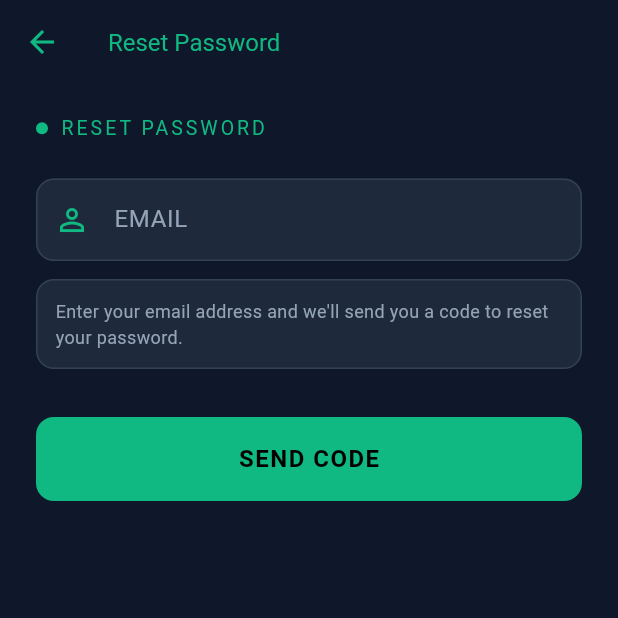
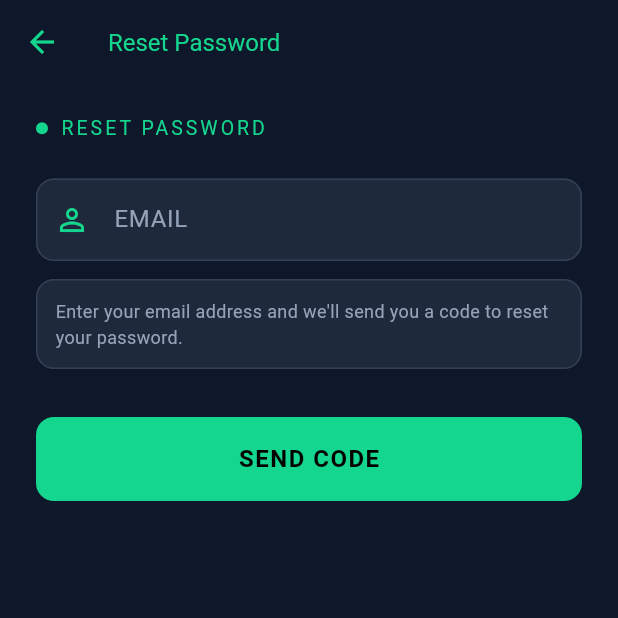
Before and after one commit to JM0rg/HackTracker, a Flutter app: the screen it shows after launch, after a tap on "FORGOT PASSWORD?", on a phone screen of 412 x 824 dp, the top half of it. Run offline on Flutter 3.47's test engine with Material 3 defaults, Android fonts, the phone set to English and light mode, and no system bars; our stand-ins replace google_fonts; missing offline and left inert: amplify_auth_cognito, amplify_flutter; Roboto replaces fonts that are missing (Tektur).

Commit message:
refactor colors on UI, implement auth

```diff
--- a/app/lib/auth_screen.dart
+++ b/app/lib/auth_screen.dart
@@ -4,6 +4,8 @@ import 'package:flutter/material.dart';
 import 'package:google_fonts/google_fonts.dart';
 import 'config/app_config.dart';
 import 'screens/home_screen.dart';
+import 'theme/app_theme.dart';
+import 'theme/app_colors.dart';
 
 class HackTrackerApp extends StatefulWidget {
   const HackTrackerApp({super.key});
@@ -39,78 +41,13 @@ class _HackTrackerAppState extends State<HackTrackerApp> {
     return MaterialApp(
       title: 'HackTracker',
       debugShowCheckedModeBanner: false,
-      theme: ThemeData(
-        brightness: Brightness.dark,
-        scaffoldBackgroundColor: const Color(0xFF0F172A),
-        colorScheme: const ColorScheme.dark(
-          primary: Color(0xFF10B981),
-          secondary: Color(0xFF34D399),
-          surface: Color(0xFF1E293B),
-          background: Color(0xFF0F172A),
-          onPrimary: Colors.black,
-          onSecondary: Colors.black,
-          onSurface: Color(0xFFE2E8F0),
-          onBackground: Color(0xFFE2E8F0),
-        ),
-        textTheme: GoogleFonts.tekturTextTheme(ThemeData.dark().textTheme).apply(
-          bodyColor: const Color(0xFFE2E8F0),
-          displayColor: const Color(0xFF10B981),
-        ),
-        inputDecorationTheme: InputDecorationTheme(
-          filled: true,
-          fillColor: const Color(0xFF1E293B),
-          contentPadding: const EdgeInsets.symmetric(horizontal: 16, vertical: 16),
-          border: OutlineInputBorder(
-            borderRadius: BorderRadius.circular(12),
-            borderSide: const BorderSide(color: Color(0xFF334155)),
-          ),
-          enabledBorder: OutlineInputBorder(
-            borderRadius: BorderRadius.circular(12),
-            borderSide: const BorderSide(color: Color(0xFF334155)),
-          ),
-          focusedBorder: OutlineInputBorder(
-            borderRadius: BorderRadius.circular(12),
-            borderSide: const BorderSide(color: Color(0xFF10B981), width: 2),
-          ),
-          errorBorder: OutlineInputBorder(
-            borderRadius: BorderRadius.circular(12),
-            borderSide: const BorderSide(color: Colors.red),
-          ),
-          labelStyle: const TextStyle(color: Color(0xFF94A3B8)),
-          hintStyle: const TextStyle(color: Color(0xFF64748B)),
-        ),
-        elevatedButtonTheme: ElevatedButtonThemeData(
-          style: ElevatedButton.styleFrom(
-            backgroundColor: const Color(0xFF10B981),
-            foregroundColor: Colors.black,
-            padding: const EdgeInsets.symmetric(vertical: 18),
-            textStyle: GoogleFonts.tektur(
-              fontSize: 16,
-              fontWeight: FontWeight.w600,
-              letterSpacing: 1,
-            ),
-            shape: RoundedRectangleBorder(
-              borderRadius: BorderRadius.circular(12),
-            ),
-            elevation: 0,
-          ),
-        ),
-        textButtonTheme: TextButtonThemeData(
-          style: TextButton.styleFrom(
-            foregroundColor: const Color(0xFF10B981),
-            textStyle: GoogleFonts.tektur(
-              fontSize: 14,
-              fontWeight: FontWeight.w500,
-            ),
-          ),
-        ),
-      ),
+      theme: AppTheme.darkTheme,
       home: _amplifyConfigured
           ? const AuthGate()
-          : const Scaffold(
+          : Scaffold(
               body: Center(
                 child: CircularProgressIndicator(
-                  color: Color(0xFF10B981),
+                  color: AppColors.primary,
                 ),
               ),
             ),
@@ -128,10 +65,10 @@ class AuthGate extends StatelessWidget {
       future: Amplify.Auth.fetchAuthSession(),
       builder: (context, snapshot) {
         if (snapshot.connectionState == ConnectionState.waiting) {
-          return const Scaffold(
+          return Scaffold(
             body: Center(
               child: CircularProgressIndicator(
-                color: Color(0xFF10B981),
+                color: AppColors.primary,
               ),
             ),
           );
@@ -218,7 +155,7 @@ class _LoginScreenState extends State<LoginScreen> {
               Container(
                 padding: const EdgeInsets.all(24),
                 decoration: BoxDecoration(
-                  border: Border.all(color: const Color(0xFF10B981), width: 2),
+                  border: Border.all(color: AppColors.primary, width: 2),
                   borderRadius: BorderRadius.circular(12),
                 ),
                 child: Column(
@@ -228,7 +165,7 @@ class _LoginScreenState extends State<LoginScreen> {
                       style: GoogleFonts.tektur(
                         fontSize: 28,
                         fontWeight: FontWeight.bold,
-                        color: const Color(0xFF10B981),
+                        color: AppColors.primary,
                         letterSpacing: 2,
                       ),
                     ),
@@ -237,7 +174,7 @@ class _LoginScreenState extends State<LoginScreen> {
                       'Slowpitch Stats Tracking',
                       style: GoogleFonts.tektur(
                         fontSize: 11,
-                        color: const Color(0xFF64748B),
+                        color: AppColors.textTertiary,
                         letterSpacing: 1,
                       ),
                     ),
@@ -252,7 +189,7 @@ class _LoginScreenState extends State<LoginScreen> {
                     width: 8,
                     height: 8,
                     decoration: const BoxDecoration(
-                      color: Color(0xFF10B981),
+                      color: AppColors.primary,
                       shape: BoxShape.circle,
                     ),
                   ),
@@ -261,7 +198,7 @@ class _LoginScreenState extends State<LoginScreen> {
                     'LOG IN',
                     style: GoogleFonts.tektur(
                       fontSize: 13,
-                      color: const Color(0xFF10B981),
+                      color: AppColors.primary,
                       letterSpacing: 2,
                     ),
                   ),
@@ -273,7 +210,7 @@ class _LoginScreenState extends State<LoginScreen> {
                 controller: _emailController,
                 decoration: const InputDecoration(
                   labelText: 'EMAIL',
-                  prefixIcon: Icon(Icons.person_outline, color: Color(0xFF10B981)),
+                  prefixIcon: Icon(Icons.person_outline, color: AppColors.primary),
                 ),
                 keyboardType: TextInputType.emailAddress,
                 autocorrect: false,
@@ -286,11 +223,11 @@ class _LoginScreenState extends State<LoginScreen> {
                 controller: _passwordController,
                 decoration: InputDecoration(
                   labelText: 'PASSWORD',
-                  prefixIcon: const Icon(Icons.lock_outline, color: Color(0xFF10B981)),
+                  prefixIcon: const Icon(Icons.lock_outline, color: AppColors.primary),
                   suffixIcon: IconButton(
                     icon: Icon(
                       _obscurePassword ? Icons.visibility_off : Icons.visibility,
-                      color: const Color(0xFF64748B),
+                      color: AppColors.textTertiary,
                     ),
                     onPressed: () {
                       setState(() {
@@ -369,18 +306,18 @@ class _LoginScreenState extends State<LoginScreen> {
               // Divider
               Row(
                 children: [
-                  Expanded(child: Divider(color: const Color(0xFF334155))),
+                  Expanded(child: Divider(color: AppColors.border)),
                   Padding(
                     padding: const EdgeInsets.symmetric(horizontal: 16),
                     child: Text(
                       'OR',
                       style: GoogleFonts.tektur(
-                        color: const Color(0xFF64748B),
+                        color: AppColors.textTertiary,
                         fontSize: 12,
                       ),
                     ),
                   ),
-                  Expanded(child: Divider(color: const Color(0xFF334155))),
+                  Expanded(child: Divider(color: AppColors.border)),
                 ],
               ),
               const SizedBox(height: 24),
@@ -485,7 +422,7 @@ class _SignUpScreenState extends State<SignUpScreen> {
     });
 
     try {
-      final result = await Amplify.Auth.signUp(
+      await Amplify.Auth.signUp(
         username: _emailController.text.trim(),
         password: _passwordController.text,
         options: SignUpOptions(
@@ -519,10 +456,10 @@ class _SignUpScreenState extends State<SignUpScreen> {
       context: context,
       barrierDismissible: false,
       builder: (context) => AlertDialog(
-        backgroundColor: const Color(0xFF1E293B),
+        backgroundColor: AppColors.surface,
         title: Text(
           'Success',
-          style: GoogleFonts.tektur(color: const Color(0xFF10B981)),
+          style: GoogleFonts.tektur(color: AppColors.primary),
         ),
         content: Text(
           message,
@@ -545,16 +482,16 @@ class _SignUpScreenState extends State<SignUpScreen> {
   Widget build(BuildContext context) {
     return Scaffold(
       appBar: AppBar(
-        backgroundColor: const Color(0xFF0F172A),
+        backgroundColor: AppColors.background,
         elevation: 0,
         leading: IconButton(
-          icon: const Icon(Icons.arrow_back, color: Color(0xFF10B981)),
+          icon: const Icon(Icons.arrow_back, color: AppColors.primary),
           onPressed: () => Navigator.pop(context),
         ),
         title: Text(
           'Sign Up',
           style: GoogleFonts.tektur(
-            color: const Color(0xFF10B981),
+            color: AppColors.primary,
             fontSize: 16,
           ),
         ),
@@ -572,7 +509,7 @@ class _SignUpScreenState extends State<SignUpScreen> {
                     width: 8,
                     height: 8,
                     decoration: const BoxDecoration(
-                      color: Color(0xFF10B981),
+                      color: AppColors.primary,
                       shape: BoxShape.circle,
                     ),
                   ),
@@ -581,7 +518,7 @@ class _SignUpScreenState extends State<SignUpScreen> {
                     'SIGN UP',
                     style: GoogleFonts.tektur(
                       fontSize: 13,
-                      color: const Color(0xFF10B981),
+                      color: AppColors.primary,
                       letterSpacing: 2,
                     ),
                   ),
@@ -593,7 +530,7 @@ class _SignUpScreenState extends State<SignUpScreen> {
                 controller: _firstNameController,
                 decoration: const InputDecoration(
                   labelText: 'FIRST NAME',
-                  prefixIcon: Icon(Icons.person_outline, color: Color(0xFF10B981)),
+                  prefixIcon: Icon(Icons.person_outline, color: AppColors.primary),
                 ),
                 textCapitalization: TextCapitalization.words,
                 style: GoogleFonts.tektur(fontSize: 15),
@@ -604,7 +541,7 @@ class _SignUpScreenState extends State<SignUpScreen> {
                 controller: _lastNameController,
                 decoration: const InputDecoration(
                   labelText: 'LAST NAME',
-                  prefixIcon: Icon(Icons.person_outline, color: Color(0xFF10B981)),
+                  prefixIcon: Icon(Icons.person_outline, color: AppColors.primary),
                 ),
                 textCapitalization: TextCapitalization.words,
                 style: GoogleFonts.tektur(fontSize: 15),
@@ -615,7 +552,7 @@ class _SignUpScreenState extends State<SignUpScreen> {
                 controller: _emailController,
                 decoration: const InputDecoration(
                   labelText: 'EMAIL',
-                  prefixIcon: Icon(Icons.email_outlined, color: Color(0xFF10B981)),
+                  prefixIcon: Icon(Icons.email_outlined, color: AppColors.primary),
                 ),
                 keyboardType: TextInputType.emailAddress,
                 autocorrect: false,
@@ -628,11 +565,11 @@ class _SignUpScreenState extends State<SignUpScreen> {
                 controller: _passwordController,
                 decoration: InputDecoration(
                   labelText: 'PASSWORD',
-                  prefixIcon: const Icon(Icons.lock_outline, color: Color(0xFF10B981)),
+                  prefixIcon: const Icon(Icons.lock_outline, color: AppColors.primary),
                   suffixIcon: IconButton(
                     icon: Icon(
                       _obscurePassword ? Icons.visibility_off : Icons.visibility,
-                      color: const Color(0xFF64748B),
+                      color: AppColors.textTertiary,
                     ),
                     onPressed: () {
                       setState(() {
@@ -652,13 +589,13 @@ class _SignUpScreenState extends State<SignUpScreen> {
                 controller: _confirmPasswordController,
                 decoration: InputDecoration(
                   labelText: 'CONFIRM PASSWORD',
-                  prefixIcon: const Icon(Icons.lock_outline, color: Color(0xFF10B981)),
+                  prefixIcon: const Icon(Icons.lock_outline, color: AppColors.primary),
                   suffixIcon: IconButton(
                     icon: Icon(
                       _obscureConfirmPassword
                           ? Icons.visibility_off
                           : Icons.visibility,
-                      color: const Color(0xFF64748B),
+                      color: AppColors.textTertiary,
                     ),
                     onPressed: () {
                       setState(() {
@@ -677,9 +614,9 @@ class _SignUpScreenState extends State<SignUpScreen> {
               Container(
                 padding: const EdgeInsets.all(12),
                 decoration: BoxDecoration(
-                  color: const Color(0xFF1E293B),
+                  color: AppColors.surface,
                   borderRadius: BorderRadius.circular(12),
-                  border: Border.all(color: const Color(0xFF334155)),
+                  border: Border.all(color: AppColors.border),
                 ),
                 child: Column(
                   crossAxisAlignment: CrossAxisAlignment.start,
@@ -688,7 +625,7 @@ class _SignUpScreenState extends State<SignUpScreen> {
                       'PASSWORD REQUIREMENTS:',
                       style: GoogleFonts.tektur(
                         fontSize: 11,
-                        color: const Color(0xFF64748B),
+                        color: AppColors.textTertiary,
                         letterSpacing: 1,
                       ),
                     ),
@@ -697,7 +634,7 @@ class _SignUpScreenState extends State<SignUpScreen> {
                       '• Minimum 8 characters',
                       style: GoogleFonts.tektur(
                         fontSize: 12,
-                        color: const Color(0xFF94A3B8),
+                        color: AppColors.textSecondary,
                       ),
                     ),
                   ],
@@ -853,10 +790,10 @@ class _ForgotPasswordScreenState extends State<ForgotPasswordScreen> {
           context: context,
           barrierDismissible: false,
           builder: (context) => AlertDialog(
-            backgroundColor: const Color(0xFF1E293B),
+            backgroundColor: AppColors.surface,
             title: Text(
               'Success',
-              style: GoogleFonts.tektur(color: const Color(0xFF10B981)),
+              style: GoogleFonts.tektur(color: AppColors.primary),
             ),
             content: Text(
               'Password reset successfully!\n\nYou can now log in with your new password.',
@@ -886,16 +823,16 @@ class _ForgotPasswordScreenState extends State<ForgotPasswordScreen> {
   Widget build(BuildContext context) {
     return Scaffold(
       appBar: AppBar(
-        backgroundColor: const Color(0xFF0F172A),
+        backgroundColor: AppColors.background,
         elevation: 0,
         leading: IconButton(
-          icon: const Icon(Icons.arrow_back, color: Color(0xFF10B981)),
+          icon: const Icon(Icons.arrow_back, color: AppColors.primary),
           onPressed: () => Navigator.pop(context),
         ),
         title: Text(
           'Reset Password',
           style: GoogleFonts.tektur(
-            color: const Color(0xFF10B981),
+            color: AppColors.primary,
             fontSize: 16,
           ),
         ),
@@ -913,7 +850,7 @@ class _ForgotPasswordScreenState extends State<ForgotPasswordScreen> {
                     width: 8,
                     height: 8,
                     decoration: const BoxDecoration(
-                      color: Color(0xFF10B981),
+                      color: AppColors.primary,
                       shape: BoxShape.circle,
                     ),
                   ),
@@ -922,7 +859,7 @@ class _ForgotPasswordScreenState extends State<ForgotPasswordScreen> {
                     'RESET PASSWORD',
                     style: GoogleFonts.tektur(
                       fontSize: 13,
-                      color: const Color(0xFF10B981),
+                      color: AppColors.primary,
                       letterSpacing: 2,
                     ),
                   ),
@@ -935,7 +872,7 @@ class _ForgotPasswordScreenState extends State<ForgotPasswordScreen> {
                   controller: _emailController,
                   decoration: const InputDecoration(
                     labelText: 'EMAIL',
-                    prefixIcon: Icon(Icons.person_outline, color: Color(0xFF10B981)),
+                    prefixIcon: Icon(Icons.person_outline, color: AppColors.primary),
                   ),
                   keyboardType: TextInputType.emailAddress,
                   autocorrect: false,
@@ -947,15 +884,15 @@ class _ForgotPasswordScreenState extends State<ForgotPasswordScreen> {
                 Container(
                   padding: const EdgeInsets.all(12),
                   decoration: BoxDecoration(
-                    color: const Color(0xFF1E293B),
+                    color: AppColors.surface,
                     borderRadius: BorderRadius.circular(12),
-                    border: Border.all(color: const Color(0xFF334155)),
+                    border: Border.all(color: AppColors.border),
                   ),
                   child: Text(
                     'Enter your email address and we\'ll send you a code to reset your password.',
                     style: GoogleFonts.tektur(
                       fontSize: 12,
-                      color: const Color(0xFF94A3B8),
+                      color: AppColors.textSecondary,
                     ),
                   ),
                 ),
@@ -965,7 +902,7 @@ class _ForgotPasswordScreenState extends State<ForgotPasswordScreen> {
                   controller: _codeController,
                   decoration: const InputDecoration(
                     labelText: 'RESET CODE',
-                    prefixIcon: Icon(Icons.key_outlined, color: Color(0xFF10B981)),
+                    prefixIcon: Icon(Icons.key_outlined, color: AppColors.primary),
                   ),
                   keyboardType: TextInputType.number,
                   style: GoogleFonts.tektur(fontSize: 15),
@@ -976,11 +913,11 @@ class _ForgotPasswordScreenState extends State<ForgotPasswordScreen> {
                   controller: _newPasswordController,
                   decoration: InputDecoration(
                     labelText: 'NEW PASSWORD',
-                    prefixIcon: const Icon(Icons.lock_outline, color: Color(0xFF10B981)),
+                    prefixIcon: const Icon(Icons.lock_outline, color: AppColors.primary),
                     suffixIcon: IconButton(
                       icon: Icon(
                         _obscurePassword ? Icons.visibility_off : Icons.visibility,
-                        color: const Color(0xFF64748B),
+                        color: AppColors.textTertiary,
                       ),
                       onPressed: () {
                         setState(() {
@@ -1000,13 +937,13 @@ class _ForgotPasswordScreenState extends State<ForgotPasswordScreen> {
                   controller: _confirmPasswordController,
                   decoration: InputDecoration(
                     labelText: 'CONFIRM PASSWORD',
-                    prefixIcon: const Icon(Icons.lock_outline, color: Color(0xFF10B981)),
+                    prefixIcon: const Icon(Icons.lock_outline, color: AppColors.primary),
                     suffixIcon: IconButton(
                       icon: Icon(
                         _obscureConfirmPassword
                             ? Icons.visibility_off
                             : Icons.visibility,
-                        color: const Color(0xFF64748B),
+                        color: AppColors.textTertiary,
                       ),
                       onPressed: () {
                         setState(() {
@@ -1025,15 +962,15 @@ class _ForgotPasswordScreenState extends State<ForgotPasswordScreen> {
                 Container(
                   padding: const EdgeInsets.all(12),
                   decoration: BoxDecoration(
-                    color: const Color(0xFF1E293B),
+                    color: AppColors.surface,
                     borderRadius: BorderRadius.circular(12),
-                    border: Border.all(color: const Color(0xFF334155)),
+                    border: Border.all(color: AppColors.border),
                   ),
                   child: Text(
                     'Check your email for the reset code.',
                     style: GoogleFonts.tektur(
                       fontSize: 12,
-                      color: const Color(0xFF94A3B8),
+                      color: AppColors.textSecondary,
                     ),
                   ),
                 ),
--- a/app/lib/config/app_config.dart
+++ b/app/lib/config/app_config.dart
@@ -51,12 +51,12 @@ class AppConfig {
 class Environment {
   static const String _userPoolId = String.fromEnvironment(
     'COGNITO_USER_POOL_ID',
-    defaultValue: 'us-east-1_sRq7j3joI', // dev fallback
+    defaultValue: 'us-east-1_6oZj7BCGd', // Deployed Cognito User Pool
   );
 
   static const String _clientId = String.fromEnvironment(
     'COGNITO_CLIENT_ID',
-    defaultValue: '69mhi8sl4nsn8disakvjq8280t', // dev fallback
+    defaultValue: '6d5gg4nr09c33lji5rvmqiu3rf', // Deployed Cognito Client
   );
 
   static const String _region = String.fromEnvironment(
--- /dev/null
+++ b/app/lib/theme/app_colors.dart
@@ -0,0 +1,28 @@
+import 'package:flutter/material.dart';
+
+/// Centralized color palette for HackTracker app
+class AppColors {
+  // Private constructor to prevent instantiation
+  AppColors._();
+
+  // Brand colors (updated - brighter/more vibrant)
+  static const primary = Color(0xFF14D68E); // Bright emerald
+  static const secondary = Color(0xFF4AE4A8); // Bright mint
+
+  // Backgrounds
+  static const background = Color(0xFF0F172A); // Dark slate
+  static const surface = Color(0xFF1E293B); // Slate
+
+  // Borders & dividers
+  static const border = Color(0xFF334155);
+
+  // Text colors
+  static const textPrimary = Color(0xFFE2E8F0);
+  static const textSecondary = Color(0xFF94A3B8);
+  static const textTertiary = Color(0xFF64748B);
+  static const textLight = Color(0xFFCBD5E1);
+
+  // Status colors
+  static const error = Color(0xFFEF4444);
+  static const success = Color(0xFF14D68E);
+}
--- /dev/null
+++ b/app/lib/theme/app_theme.dart
@@ -0,0 +1,77 @@
+import 'package:flutter/material.dart';
+import 'package:google_fonts/google_fonts.dart';
+import 'app_colors.dart';
+
+/// Centralized theme configuration for HackTracker app
+class AppTheme {
+  // Private constructor to prevent instantiation
+  AppTheme._();
+
+  /// Dark theme (primary theme for the app)
+  static ThemeData get darkTheme {
+    return ThemeData(
+      brightness: Brightness.dark,
+      scaffoldBackgroundColor: AppColors.background,
+      colorScheme: const ColorScheme.dark(
+        primary: AppColors.primary,
+        secondary: AppColors.secondary,
+        surface: AppColors.surface,
+        onPrimary: Colors.black,
+        onSecondary: Colors.black,
+        onSurface: AppColors.textPrimary,
+      ),
+      textTheme: GoogleFonts.tekturTextTheme(ThemeData.dark().textTheme).apply(
+        bodyColor: AppColors.textPrimary,
+        displayColor: AppColors.primary,
+      ),
+      inputDecorationTheme: InputDecorationTheme(
+        filled: true,
+        fillColor: AppColors.surface,
+        contentPadding: const EdgeInsets.symmetric(horizontal: 16, vertical: 16),
+        border: OutlineInputBorder(
+          borderRadius: BorderRadius.circular(12),
+          borderSide: const BorderSide(color: AppColors.border),
+        ),
+        enabledBorder: OutlineInputBorder(
+          borderRadius: BorderRadius.circular(12),
+          borderSide: const BorderSide(color: AppColors.border),
+        ),
+        focusedBorder: OutlineInputBorder(
+          borderRadius: BorderRadius.circular(12),
+          borderSide: const BorderSide(color: AppColors.primary, width: 2),
+        ),
+        errorBorder: OutlineInputBorder(
+          borderRadius: BorderRadius.circular(12),
+          borderSide: const BorderSide(color: Colors.red),
+        ),
+        labelStyle: const TextStyle(color: AppColors.textSecondary),
+        hintStyle: const TextStyle(color: AppColors.textTertiary),
+      ),
+      elevatedButtonTheme: ElevatedButtonThemeData(
+        style: ElevatedButton.styleFrom(
+          backgroundColor: AppColors.primary,
+          foregroundColor: Colors.black,
+          padding: const EdgeInsets.symmetric(vertical: 18),
+          textStyle: GoogleFonts.tektur(
+            fontSize: 16,
+            fontWeight: FontWeight.w600,
+            letterSpacing: 1,
+          ),
+          shape: RoundedRectangleBorder(
+            borderRadius: BorderRadius.circular(12),
+          ),
+          elevation: 0,
+        ),
+      ),
+      textButtonTheme: TextButtonThemeData(
+        style: TextButton.styleFrom(
+          foregroundColor: AppColors.primary,
+          textStyle: GoogleFonts.tektur(
+            fontSize: 14,
+            fontWeight: FontWeight.w500,
+          ),
+        ),
+      ),
+    );
+  }
+}
```
Also changed, not shown: app/lib/screens/home_screen.dart (+16 -15 lines), app/lib/screens/player_view_screen.dart (+27 -26 lines), app/lib/screens/profile_screen.dart (+16 -15 lines), app/lib/screens/team_view_screen.dart (+66 -66 lines), app/lib/widgets/app_drawer.dart (+13 -12 lines), app/pubspec.lock (added).
